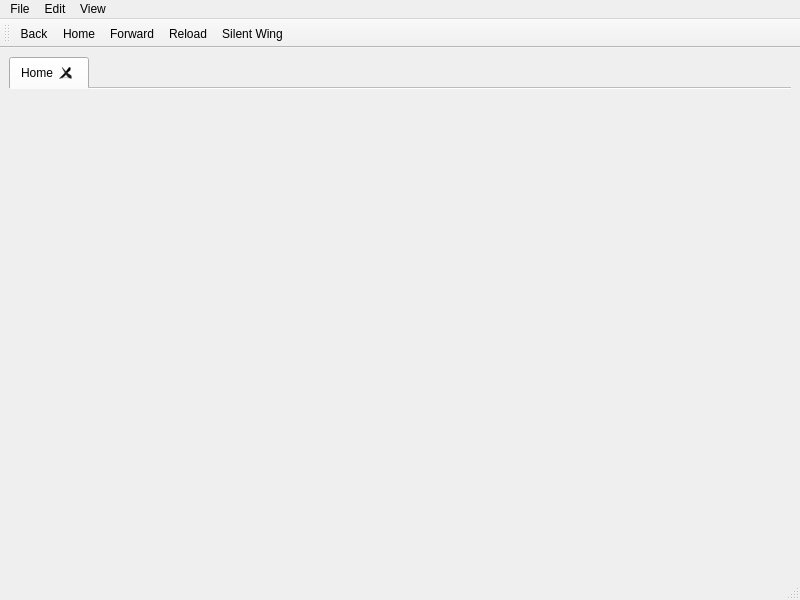
SamuGallo-06/otus-browser, file src/ui/mainwindow.ui: the form before one commit.
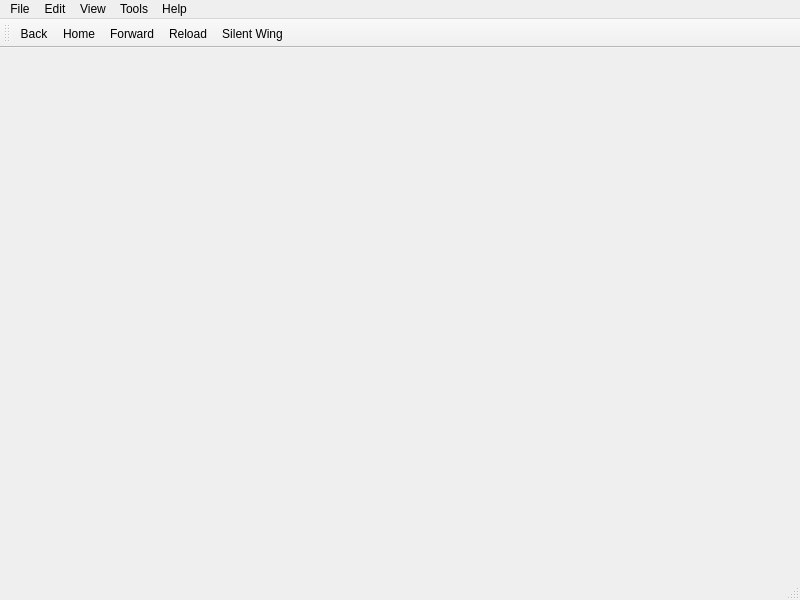
The form after the commit. Icons and pictures are not drawn.

```diff
--- a/src/ui/mainwindow.ui
+++ b/src/ui/mainwindow.ui
@@ -33,14 +33,6 @@
       <property name="movable">
        <bool>true</bool>
       </property>
-      <widget class="QWidget" name="tab">
-       <attribute name="icon">
-        <iconset theme="QIcon::ThemeIcon::GoHome"/>
-       </attribute>
-       <attribute name="title">
-        <string>Home</string>
-       </attribute>
-      </widget>
      </widget>
     </item>
    </layout>
@@ -71,10 +63,32 @@
     <property name="title">
      <string>View</string>
     </property>
+    <addaction name="actionZoom_in"/>
+    <addaction name="actionZoom_out"/>
+    <addaction name="actionReset_Zoom"/>
+   </widget>
+   <widget class="QMenu" name="menuHelp">
+    <property name="title">
+     <string>Help</string>
+    </property>
+    <addaction name="actionAbout_Otus"/>
+   </widget>
+   <widget class="QMenu" name="menuTools">
+    <property name="title">
+     <string>Tools</string>
+    </property>
+    <addaction name="actionHistory_2"/>
+    <addaction name="actionBookmarks_2"/>
+    <addaction name="actionDownloads_2"/>
+    <addaction name="separator"/>
+    <addaction name="actionPackage_Manager"/>
+    <addaction name="actionPreferences_2"/>
    </widget>
    <addaction name="menuFile"/>
    <addaction name="menuEdit"/>
    <addaction name="menuView"/>
+   <addaction name="menuTools"/>
+   <addaction name="menuHelp"/>
   </widget>
   <widget class="QStatusBar" name="statusbar"/>
   <widget class="QToolBar" name="toolBar">
```
Left out of the diff: 111 changed lines with no effect on the pictures.
